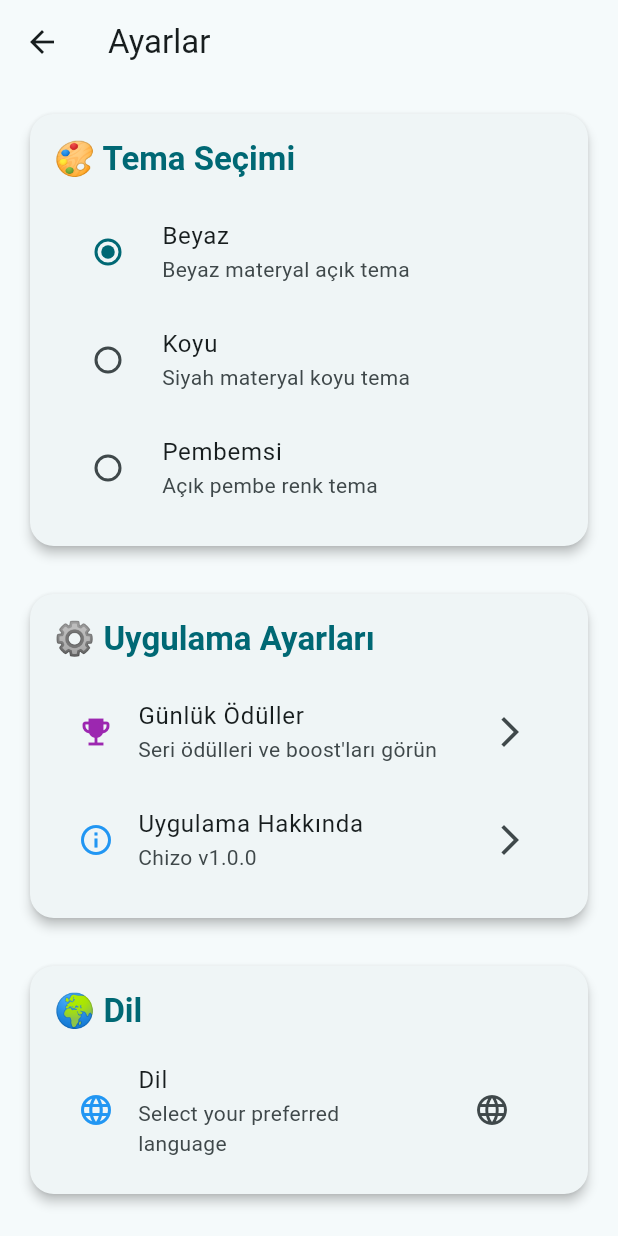
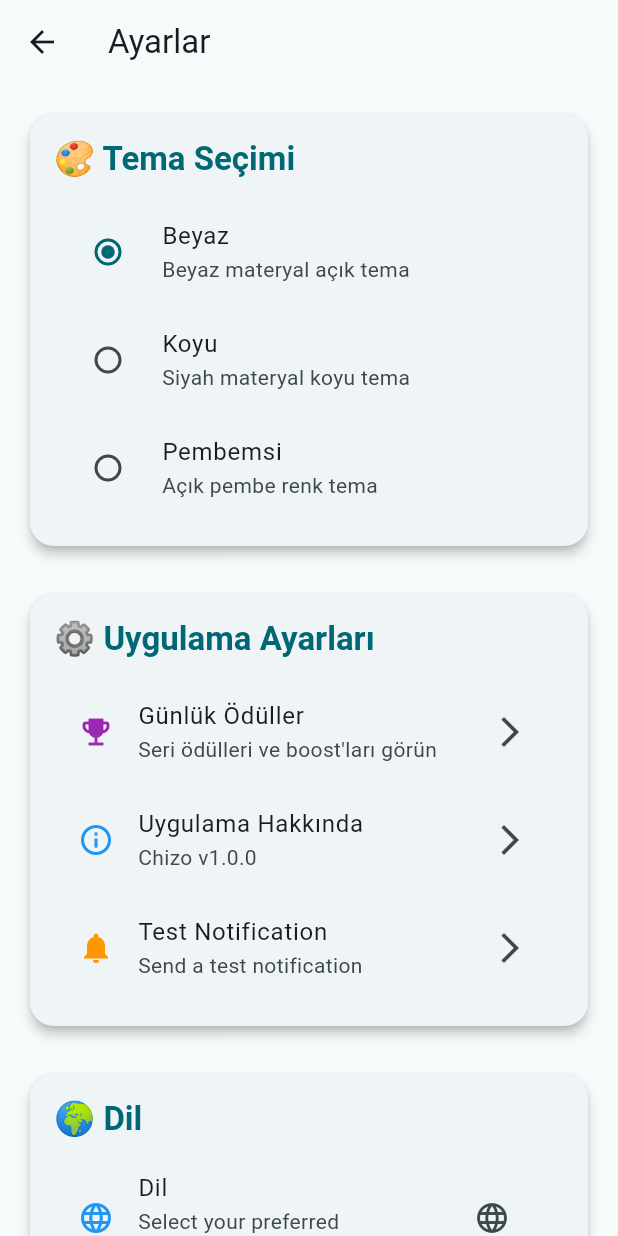
Before and after one commit to aakin21/Chizo, a Flutter app: the screen it shows once a user with an empty profile is signed in, after a tap on the "settings" icon, on a phone screen of 412 x 824 dp. Run offline on Flutter 3.47's test engine with Material 3 defaults, Android fonts, the phone set to English and light mode, and no system bars; our stand-ins replace cached_network_image, firebase_core, firebase_messaging, flutter_local_notifications, image_picker, shared_preferences and 2 more; accounts and stored records are empty.

Commit message:
Add complete notification system with Firebase Cloud Messaging and Supabase integration

```diff
--- a/lib/screens/settings_tab.dart
+++ b/lib/screens/settings_tab.dart
@@ -11,6 +11,7 @@ import '../utils/navigation.dart';
 import '../services/account_service.dart';
 import '../services/global_language_service.dart';
 import '../services/global_theme_service.dart';
+import '../services/notification_service.dart';
 
 class SettingsTab extends StatefulWidget {
   final Function(Locale)? onLanguageChanged;
@@ -310,6 +311,23 @@ class _SettingsTabState extends State<SettingsTab> {
                   _showAboutDialog();
                 },
               ),
+              ListTile(
+                leading: const Icon(Icons.notifications, color: Colors.orange),
+                title: const Text('Test Notification'),
+                subtitle: const Text('Send a test notification'),
+                trailing: const Icon(Icons.arrow_forward_ios),
+                onTap: () async {
+                  await NotificationService.sendTestNotification();
+                  if (mounted) {
+                    ScaffoldMessenger.of(context).showSnackBar(
+                      const SnackBar(
+                        content: Text('Test notification sent!'),
+                        backgroundColor: Colors.green,
+                      ),
+                    );
+                  }
+                },
+              ),
             ],
           ),
 
--- a/lib/services/notification_service.dart
+++ b/lib/services/notification_service.dart
@@ -24,7 +24,7 @@ class NotificationService {
       try {
         await Firebase.initializeApp();
       } catch (e) {
-        // // print('Firebase initialization failed (web platform): $e');
+        print('Firebase initialization failed (web platform): $e');
         // Web'de Firebase olmadan devam et
         _isInitialized = true;
         return;
@@ -44,7 +44,7 @@ class NotificationService {
 
       _isInitialized = true;
     } catch (e) {
-      // // print('❌ NotificationService initialization failed: $e');
+      print('❌ NotificationService initialization failed: $e');
     }
   }
 
@@ -74,7 +74,7 @@ class NotificationService {
   /// Request notification permissions
   static Future<void> _requestPermissions() async {
     // Request FCM permissions
-    await _firebaseMessaging.requestPermission(
+    final settings = await _firebaseMessaging.requestPermission(
       alert: true,
       announcement: false,
       badge: true,
@@ -84,7 +84,7 @@ class NotificationService {
       sound: true,
     );
 
-    // // print('Notification permission status: ${settings.authorizationStatus}');
+    print('Notification permission status: ${settings.authorizationStatus}');
 
     // Request local notification permissions for Android
     await _localNotifications
@@ -96,12 +96,12 @@ class NotificationService {
   static Future<void> _getFCMToken() async {
     try {
       _fcmToken = await _firebaseMessaging.getToken();
-      // // print('FCM Token: $_fcmToken');
+      print('FCM Token: $_fcmToken');
 
       // Save token to Supabase
       await _saveTokenToDatabase(_fcmToken);
     } catch (e) {
-      // // print('❌ Failed to get FCM token: $e');
+      print('❌ Failed to get FCM token: $e');
     }
   }
 
@@ -120,7 +120,7 @@ class NotificationService {
       });
 
     } catch (e) {
-      // // print('❌ Failed to save FCM token: $e');
+      print('❌ Failed to save FCM token: $e');
     }
   }
 
@@ -138,7 +138,7 @@ class NotificationService {
 
   /// Handle foreground messages
   static Future<void> _handleForegroundMessage(RemoteMessage message) async {
-    // // print('📱 Foreground message received: ${message.messageId}');
+    print('📱 Foreground message received: ${message.messageId}');
 
     // Show local notification
     await _showLocalNotification(message);
@@ -149,7 +149,7 @@ class NotificationService {
 
   /// Handle notification tap
   static Future<void> _handleNotificationTap(RemoteMessage message) async {
-    // // print('👆 Notification tapped: ${message.messageId}');
+    print('👆 Notification tapped: ${message.messageId}');
 
     // Handle navigation based on notification data
     _handleNotificationNavigation(message.data);
@@ -157,7 +157,7 @@ class NotificationService {
 
   /// Handle local notification tap
   static void _onNotificationTapped(NotificationResponse response) {
-    // // print('👆 Local notification tapped: ${response.id}');
+    print('👆 Local notification tapped: ${response.id}');
 
     // Handle navigation based on notification data
     if (response.payload != null) {
@@ -173,18 +173,18 @@ class NotificationService {
     switch (type) {
       case NotificationTypes.tournamentUpdate:
         // Navigate to tournament tab
-        // // print('Navigate to tournament');
+        print('Navigate to tournament');
         break;
       case NotificationTypes.votingResult:
         // Navigate to voting tab
-        // // print('Navigate to voting');
+        print('Navigate to voting');
         break;
       case NotificationTypes.coinReward:
         // Navigate to profile tab
-        // // print('Navigate to profile');
+        print('Navigate to profile');
         break;
       default:
-        // // print('Navigate to home');
+        print('Navigate to home');
         break;
     }
   }
@@ -242,7 +242,7 @@ class NotificationService {
 
       await _supabase.from('notifications').insert(notification.toJson());
     } catch (e) {
-      // // print('❌ Failed to save notification: $e');
+      print('❌ Failed to save notification: $e');
     }
   }
 
@@ -266,7 +266,7 @@ class NotificationService {
           .map((json) => NotificationModel.fromJson(json))
           .toList();
     } catch (e) {
-      // // print('❌ Failed to get notifications: $e');
+      print('❌ Failed to get notifications: $e');
       return [];
     }
   }
@@ -284,7 +284,7 @@ class NotificationService {
 
       return true;
     } catch (e) {
-      // // print('❌ Failed to mark notification as read: $e');
+      print('❌ Failed to mark notification as read: $e');
       return false;
     }
   }
@@ -306,7 +306,7 @@ class NotificationService {
 
       return true;
     } catch (e) {
-      // // print('❌ Failed to mark all notifications as read: $e');
+      print('❌ Failed to mark all notifications as read: $e');
       return false;
     }
   }
@@ -325,7 +325,7 @@ class NotificationService {
 
       return (response as List).length;
     } catch (e) {
-      // // print('❌ Failed to get unread count: $e');
+      print('❌ Failed to get unread count: $e');
       return 0;
     }
   }
@@ -333,9 +333,9 @@ class NotificationService {
   /// Send test notification
   static Future<void> sendTestNotification() async {
     try {
-      final user = _supabase.auth.currentUser;
-      if (user == null) return;
+      print('🧪 Sending test notification...');
 
+      // 1. Local notification gönder
       const AndroidNotificationDetails androidDetails = AndroidNotificationDetails(
         'chizo_test',
         'Test Notifications',
@@ -363,8 +363,41 @@ class NotificationService {
         details,
       );
 
+      // 2. Supabase'e kaydet
+      await _saveTestNotificationToDatabase();
+
+      print('✅ Test notification sent successfully!');
+
     } catch (e) {
-      // // print('❌ Failed to send test notification: $e');
+      print('❌ Failed to send test notification: $e');
+    }
+  }
+
+  /// Save test notification to database
+  static Future<void> _saveTestNotificationToDatabase() async {
+    try {
+      final user = _supabase.auth.currentUser;
+      if (user == null) {
+        print('❌ No user logged in');
+        return;
+      }
+
+      final notification = NotificationModel(
+        id: DateTime.now().millisecondsSinceEpoch.toString(),
+        userId: user.id,
+        type: 'test_notification',
+        title: '🧪 Test Notification',
+        body: 'Chizo notification system is working!',
+        data: {'test': true},
+        isRead: false,
+        createdAt: DateTime.now(),
+      );
+
+      await _supabase.from('notifications').insert(notification.toJson());
+      print('✅ Test notification saved to database');
+
+    } catch (e) {
+      print('❌ Failed to save test notification to database: $e');
     }
   }
 
@@ -373,7 +406,7 @@ class NotificationService {
     try {
       await _firebaseMessaging.subscribeToTopic(topic);
     } catch (e) {
-      // // print('❌ Failed to subscribe to topic: $e');
+      print('❌ Failed to subscribe to topic: $e');
     }
   }
 
@@ -382,7 +415,7 @@ class NotificationService {
     try {
       await _firebaseMessaging.unsubscribeFromTopic(topic);
     } catch (e) {
-      // // print('❌ Failed to unsubscribe from topic: $e');
+      print('❌ Failed to unsubscribe from topic: $e');
     }
   }
 
@@ -392,7 +425,7 @@ class NotificationService {
       final prefs = await SharedPreferences.getInstance();
       return prefs.getBool('notification_$type');
     } catch (e) {
-      // // print('❌ Failed to get notification preference: $e');
+      print('❌ Failed to get notification preference: $e');
       return null;
     }
   }
@@ -403,7 +436,7 @@ class NotificationService {
       final prefs = await SharedPreferences.getInstance();
       await prefs.setBool('notification_$type', enabled);
     } catch (e) {
-      // // print('❌ Failed to update notification preference: $e');
+      print('❌ Failed to update notification preference: $e');
     }
   }
 }
@@ -412,5 +445,5 @@ class NotificationService {
 @pragma('vm:entry-point')
 Future<void> _firebaseMessagingBackgroundHandler(RemoteMessage message) async {
   await Firebase.initializeApp();
-  // // print('📱 Background message received: ${message.messageId}');
+  print('📱 Background message received: ${message.messageId}');
 }
```
Also changed, not shown: 4 other files.
